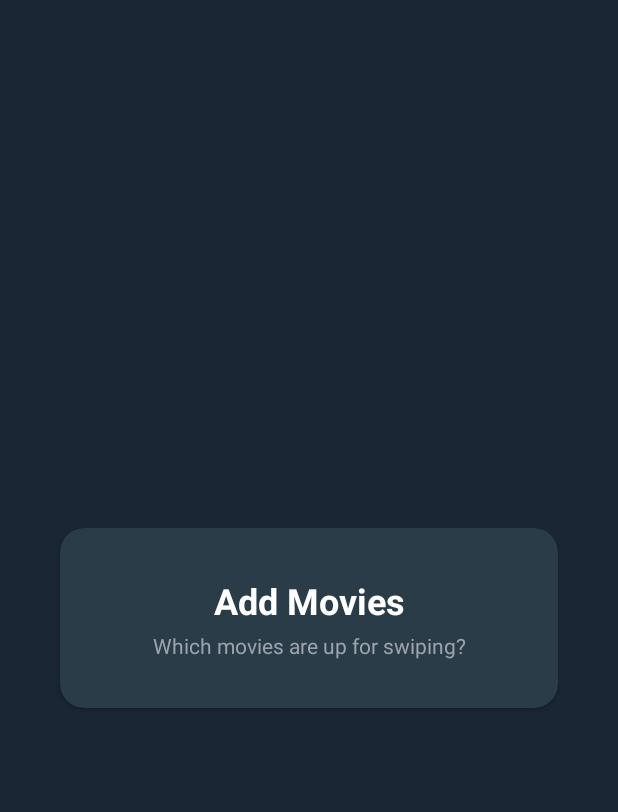
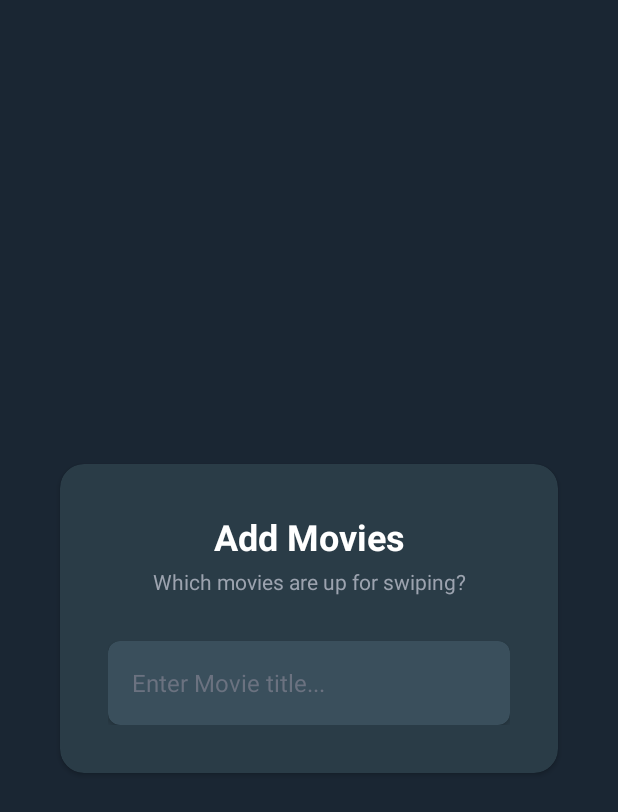
Before and after one commit to Alia-Alamer/watchTogether, an Android app: the layout activity_add_movies.xml on its own in the app's theme, with its tools: preview values and no code run, on a phone screen of 412 x 824 dp. Shown: the top 812 px of the screen. Run offline under Robolectric (Android 15) with nearby library versions, the phone set to English and light mode, and no system bars.

Commit message:
added movie title input field

```diff
--- a/app/src/main/res/layout/activity_add_movies.xml
+++ b/app/src/main/res/layout/activity_add_movies.xml
@@ -52,6 +52,33 @@
                 android:layout_marginTop="4dp"
                 />
 
+            <androidx.cardview.widget.CardView
+                android:id="@+id/inputCard"
+                android:layout_width="0dp"
+                android:layout_height="56dp"
+                app:cardBackgroundColor="@color/blue_1"
+                app:cardCornerRadius="8dp"
+                app:layout_constraintTop_toBottomOf="@id/subtitleText2"
+                app:layout_constraintStart_toStartOf="parent"
+                app:layout_constraintEnd_toEndOf="parent"
+                android:layout_marginTop="30dp">
+
+                <EditText
+                    android:id="@+id/movieTitleInput"
+                    android:layout_width="match_parent"
+                    android:layout_height="match_parent"
+                    android:background="@android:color/transparent"
+                    android:hint="@string/movieInput"
+                    android:textColorHint="#6b7280"
+                    android:textColor="@color/white"
+                    android:textSize="16sp"
+                    android:paddingStart="16dp"
+                    android:paddingEnd="16dp"
+                    android:inputType="text"
+                    />
+
+            </androidx.cardview.widget.CardView>
+
         </androidx.constraintlayout.widget.ConstraintLayout>
 
 
--- a/app/src/main/res/values/strings.xml
+++ b/app/src/main/res/values/strings.xml
@@ -7,4 +7,5 @@
     <string name="continueBtn">Continue</string>
     <string name="addMovies">Add Movies</string>
     <string name="movieList">Which movies are up for swiping?</string>
+    <string name="movieInput">Enter Movie title...</string>
 </resources>
```
